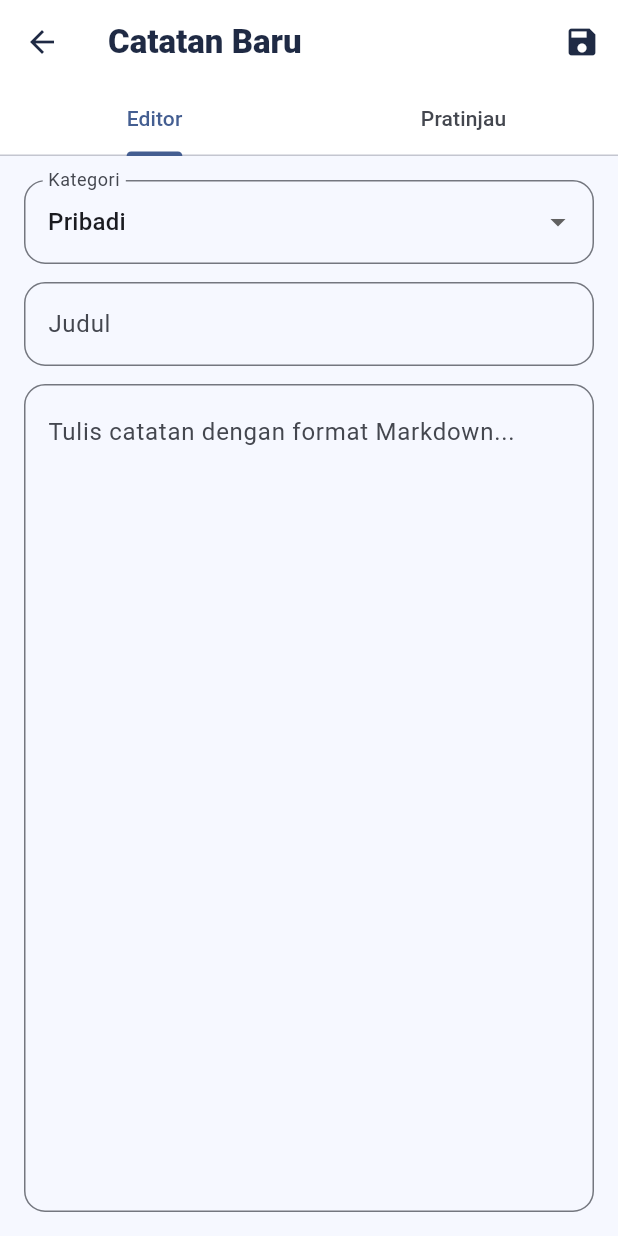
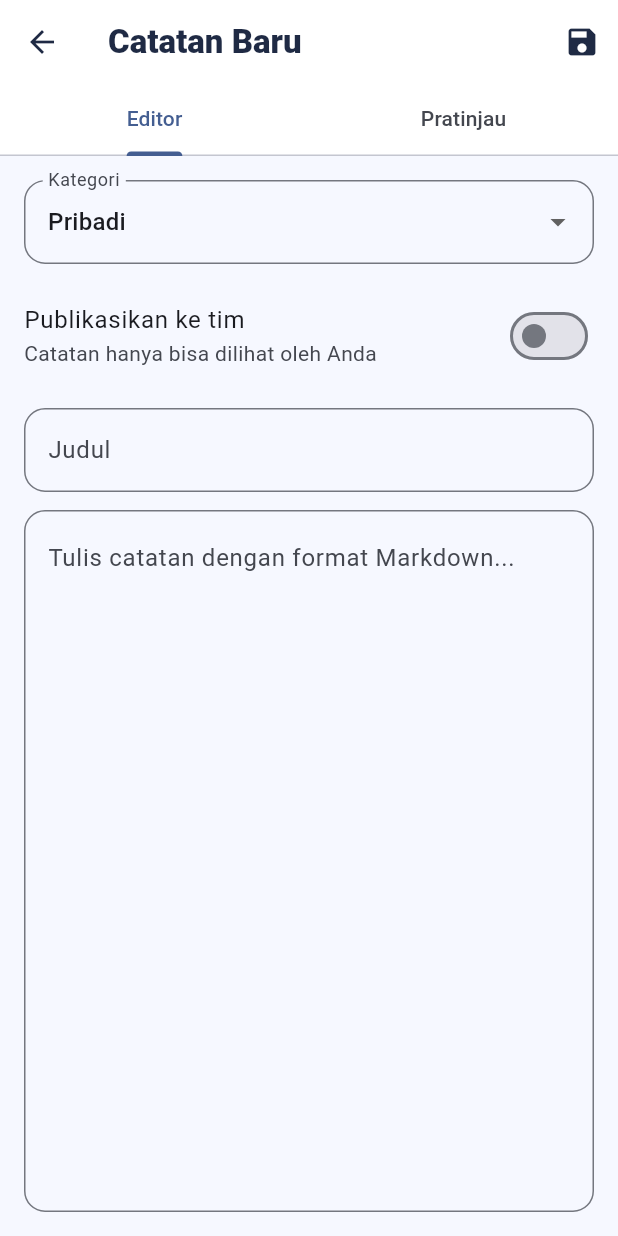
Before and after one commit to zahraldila/Proyek-4, a Flutter app: the LogEditorPage screen opened directly with empty values, on a phone screen of 412 x 824 dp. Run offline on Flutter 3.47's test engine with Material 3 defaults, Android fonts, the phone set to English and light mode, and no system bars; our stand-ins replace connectivity_plus, flutter_dotenv, flutter_markdown, flutter_svg, hive, hive_flutter; missing offline and left inert: mongo_dart; accounts and stored records are empty.

Commit message:
modul 5 task 5

```diff
--- a/lib/features/logbook/log_editor_page.dart
+++ b/lib/features/logbook/log_editor_page.dart
@@ -28,6 +28,7 @@ class _LogEditorPageState extends State<LogEditorPage> {
 
   final List<String> _categories = const ["Pekerjaan", "Pribadi", "Urgent"];
   late String _selectedCategory;
+  late bool _isPublic;
 
   @override
   void initState() {
@@ -36,6 +37,7 @@ class _LogEditorPageState extends State<LogEditorPage> {
     _titleController = TextEditingController(text: widget.log?.title ?? '');
     _descController = TextEditingController(text: widget.log?.description ?? '');
     _selectedCategory = widget.log?.category ?? "Pribadi";
+    _isPublic = widget.log?.isPublic ?? false;
 
     _descController.addListener(() {
       setState(() {});
@@ -64,6 +66,7 @@ class _LogEditorPageState extends State<LogEditorPage> {
           _selectedCategory,
           widget.currentUser['uid'],
           widget.currentUser['teamId'],
+          _isPublic,
         );
       } else {
         await widget.controller.updateLog(
@@ -73,6 +76,7 @@ class _LogEditorPageState extends State<LogEditorPage> {
           title,
           desc,
           _selectedCategory,
+          _isPublic,
         );
       }
 
@@ -170,6 +174,20 @@ class _LogEditorPageState extends State<LogEditorPage> {
                     ),
                   ),
                   const SizedBox(height: 12),
+                  SwitchListTile(
+                    contentPadding: EdgeInsets.zero,
+                    title: const Text("Publikasikan ke tim"),
+                    subtitle: Text(
+                      _isPublic
+                          ? "Catatan bisa dilihat anggota tim lain"
+                          : "Catatan hanya bisa dilihat oleh Anda",
+                    ),
+                    value: _isPublic,
+                    onChanged: (value) {
+                      setState(() => _isPublic = value);
+                    },
+                  ),
+                  const SizedBox(height: 12),
                   TextField(
                     controller: _titleController,
                     decoration: InputDecoration(
@@ -199,7 +217,6 @@ class _LogEditorPageState extends State<LogEditorPage> {
                 ],
               ),
             ),
-
             Container(
               width: double.infinity,
               color: Colors.white,
--- a/lib/features/logbook/models/log_model.dart
+++ b/lib/features/logbook/models/log_model.dart
@@ -26,9 +26,11 @@ class LogModel {
   @HiveField(6)
   final String teamId;
 
-  // 🔵 Status sinkronisasi cloud
   @HiveField(7, defaultValue: false)
   final bool isSynced;
+
+  @HiveField(8, defaultValue: false)
+  final bool isPublic;
 
   LogModel({
     this.id,
@@ -39,12 +41,10 @@ class LogModel {
     required this.authorId,
     required this.teamId,
     required this.isSynced,
+    required this.isPublic,
   });
 
-  /// Dipakai UI lama kamu
   DateTime get date => DateTime.fromMillisecondsSinceEpoch(timestamp);
-
-  /// Alias biar tetap cocok dengan kode log_view.dart
   DateTime get createdAt => date;
 
   Map<String, dynamic> toMap() {
@@ -58,6 +58,7 @@ class LogModel {
       'teamId': teamId,
       'date': date.toIso8601String(),
       'isSynced': isSynced,
+      'isPublic': isPublic,
     };
   }
 
@@ -91,7 +92,8 @@ class LogModel {
       category: (map['category'] ?? 'Pribadi').toString(),
       authorId: (map['authorId'] ?? 'unknown_user').toString(),
       teamId: (map['teamId'] ?? 'no_team').toString(),
-      isSynced: map['isSynced'] ?? true,
+      isSynced: map['isSynced'] ?? false,
+      isPublic: map['isPublic'] ?? false,
     );
   }
 
@@ -104,6 +106,7 @@ class LogModel {
     String? authorId,
     String? teamId,
     bool? isSynced,
+    bool? isPublic,
   }) {
     return LogModel(
       id: id ?? this.id,
@@ -114,6 +117,7 @@ class LogModel {
       authorId: authorId ?? this.authorId,
       teamId: teamId ?? this.teamId,
       isSynced: isSynced ?? this.isSynced,
+      isPublic: isPublic ?? this.isPublic,
     );
   }
 }
```
Also changed, not shown: lib/features/logbook/log_controller.dart (+6 -11 lines), lib/features/logbook/log_view.dart (+41 -20 lines), lib/features/logbook/models/log_model.g.dart.
